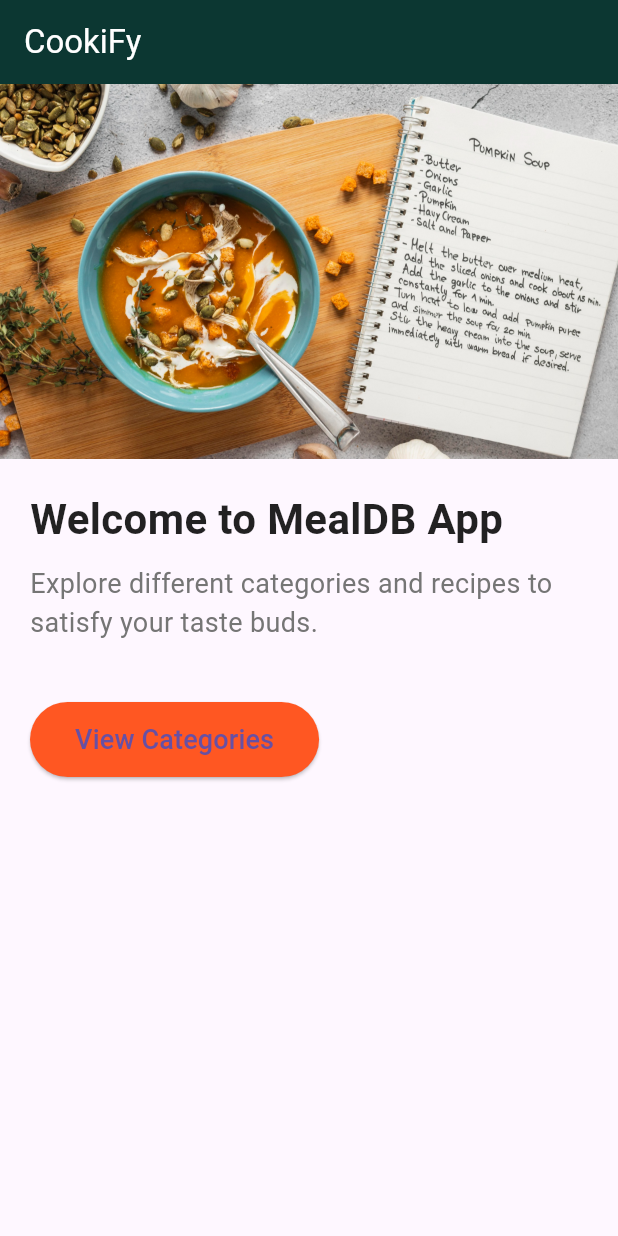
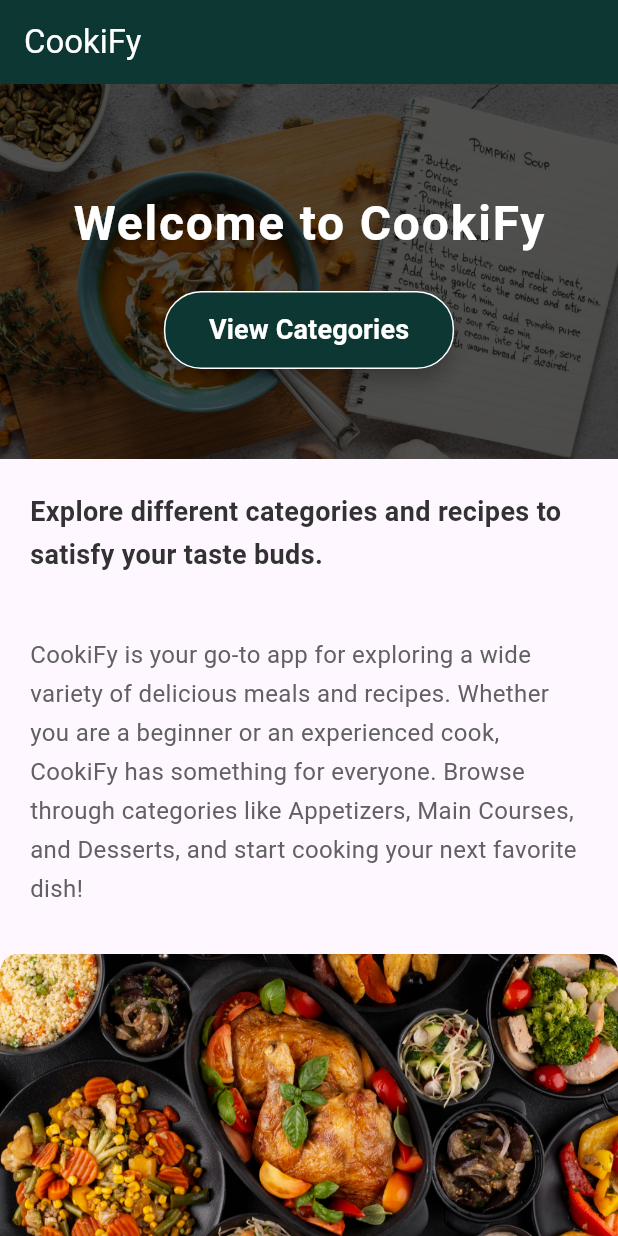
Before and after one commit to Sajan-Hirusha/CookiFy-Flutter, a Flutter app: the screen it shows after launch, on a phone screen of 412 x 824 dp. Run offline on Flutter 3.47's test engine with Material 3 defaults, Android fonts, the light colour scheme and no system bars.

Commit message:
adding styling

```diff
--- a/cookify/lib/screens/home_page.dart
+++ b/cookify/lib/screens/home_page.dart
@@ -16,6 +16,8 @@ class HomePage extends StatelessWidget {
         child: Column(
           crossAxisAlignment: CrossAxisAlignment.start,
           children: <Widget>[
+            Stack(
+              children: [
                 Container(
                   height: 250,
                   width: double.infinity,
@@ -24,52 +26,47 @@ class HomePage extends StatelessWidget {
                       image: AssetImage('assets/images/cookifyBackground.jpg'),
                       fit: BoxFit.cover,
                     ),
-                borderRadius: BorderRadius.only(
+                  ),
+                ),
+                Container(
+                  height: 250,
+                  width: double.infinity,
+                  decoration: BoxDecoration(
+                    color: Colors.black.withOpacity(0.67),
+                  ),
+                ),
+                Positioned(
+                  top: 70,
+                  left: 0,
+                  right: 0,
+                  child: Center(
+                    child: Text(
+                      'Welcome to CookiFy',
+                      style: TextStyle(
+                        fontSize: 32,
+                        fontWeight: FontWeight.bold,
+                        color: Colors.white,
+                        letterSpacing: 1.2,
                       ),
                     ),
                   ),
-            SizedBox(height: 20),
-
-
-            Padding(
-              padding: const EdgeInsets.symmetric(horizontal: 20),
-              child: Text(
-                'Welcome to MealDB App',
-                style: TextStyle(
-                  fontSize: 28,
-                  fontWeight: FontWeight.bold,
-                  color: Colors.black87,
                 ),
-              ),
-            ),
-            SizedBox(height: 10),
-
-            // Description Text Section
-            Padding(
-              padding: const EdgeInsets.symmetric(horizontal: 20),
-              child: Text(
-                'Explore different categories and recipes to satisfy your taste buds.',
-                style: TextStyle(
-                  fontSize: 18,
-                  color: Colors.grey[600],
-                ),
-              ),
-            ),
-            SizedBox(height: 40),
-
-            // Button Section
-            Padding(
-              padding: const EdgeInsets.symmetric(horizontal: 20),
+                Positioned(
+                  bottom: 60,
+                  left: 0,
+                  right: 0,
+                  child: Center(
                     child: ElevatedButton(
                       style: ElevatedButton.styleFrom(
-                  backgroundColor: Colors.deepOrange, // Button color
-                  padding: EdgeInsets.symmetric(horizontal: 30, vertical: 12),
+                        backgroundColor: Color(0xFF0C3732),
+                        padding: EdgeInsets.symmetric(horizontal: 30, vertical: 13),
                         shape: RoundedRectangleBorder(
-                    borderRadius: BorderRadius.circular(30),
+                          borderRadius: BorderRadius.circular(25),
+                          side: BorderSide(color: Colors.white, width: 1), // White border
                         ),
+                        elevation: 5,
                       ),
                       onPressed: () {
-                  // Navigate to the Category Page
                         Navigator.push(
                           context,
                           MaterialPageRoute(builder: (context) => CategoryPage()),
@@ -77,8 +74,53 @@ class HomePage extends StatelessWidget {
                       },
                       child: Text(
                         'View Categories',
-                  style: TextStyle(fontSize: 18),
+                        style: TextStyle(
+                          fontSize: 18,
+                          fontWeight: FontWeight.w600,
+                          color: Colors.white,
                         ),
+                      ),
+                    ),
+                  ),
+                ),
+              ],
+            ),
+            SizedBox(height: 20),
+            Padding(
+              padding: const EdgeInsets.symmetric(horizontal: 20),
+              child: Text(
+                'Explore different categories and recipes to satisfy your taste buds.',
+                style: TextStyle(
+                  fontSize: 18,
+                  color: Color(0xFF323232),
+                  fontWeight: FontWeight.bold,
+                  height: 1.6,
+                ),
+              ),
+            ),
+            SizedBox(height: 40),
+            Padding(
+              padding: const EdgeInsets.symmetric(horizontal: 20),
+              child: Text(
+                'CookiFy is your go-to app for exploring a wide variety of delicious meals and recipes. Whether you are a beginner or an experienced cook, CookiFy has something for everyone. Browse through categories like Appetizers, Main Courses, and Desserts, and start cooking your next favorite dish!',
+                style: TextStyle(
+                  fontSize: 16,
+                  color: Colors.grey[700],
+                  height: 1.6,
+                ),
+              ),
+            ),
+            SizedBox(height: 30),
+            Container(
+              height: 200,
+              width: double.infinity,
+              decoration: BoxDecoration(
+                image: DecorationImage(
+                  image: AssetImage('assets/images/cookingAppImage.jpg'),
+                  fit: BoxFit.cover,
+                ),
+                borderRadius: BorderRadius.circular(12),
+
               ),
             ),
             SizedBox(height: 40),
```
Also changed, not shown: cookify/assets/images/cookingAppImage.jpg (added). Lines whose indentation alone changed are shown as unchanged.
